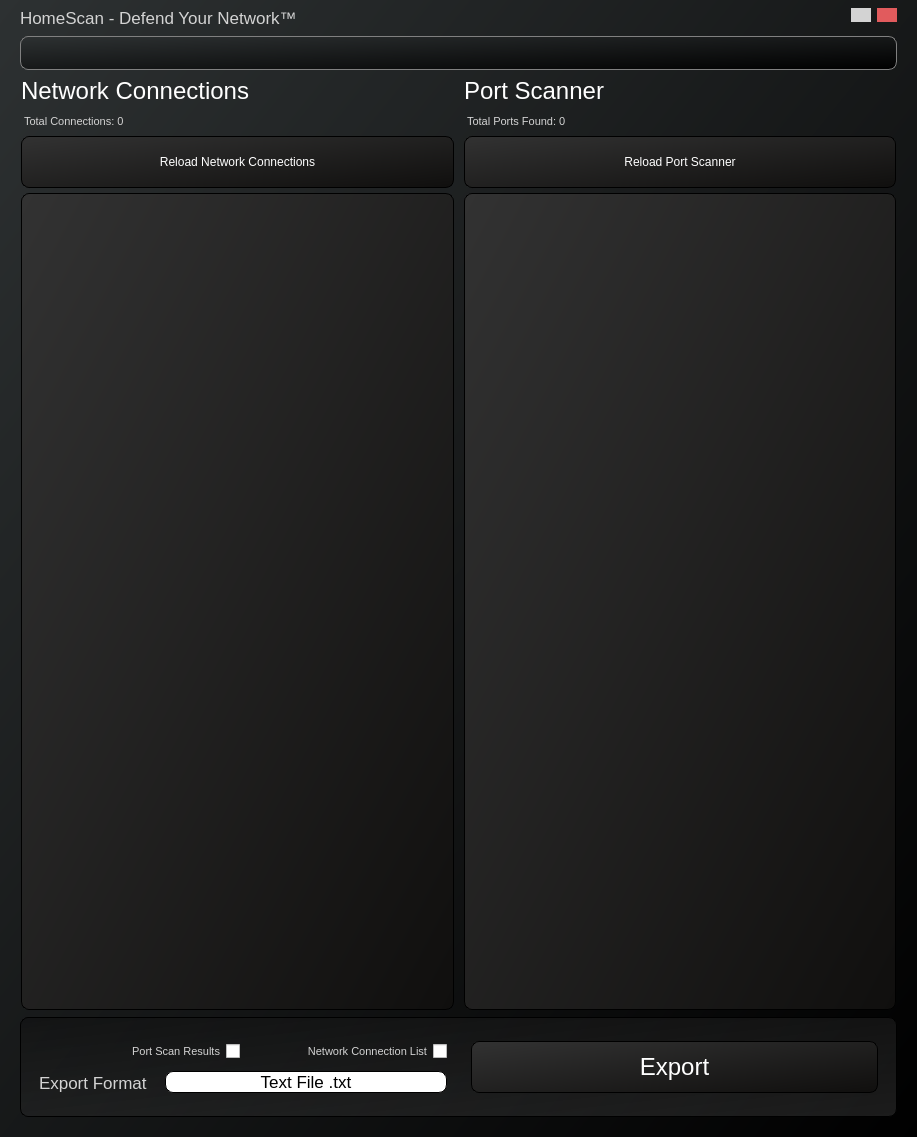
Above: HomeScanUi.ui from hunterjreid/HomeScan before the change. Below: the same form after it.
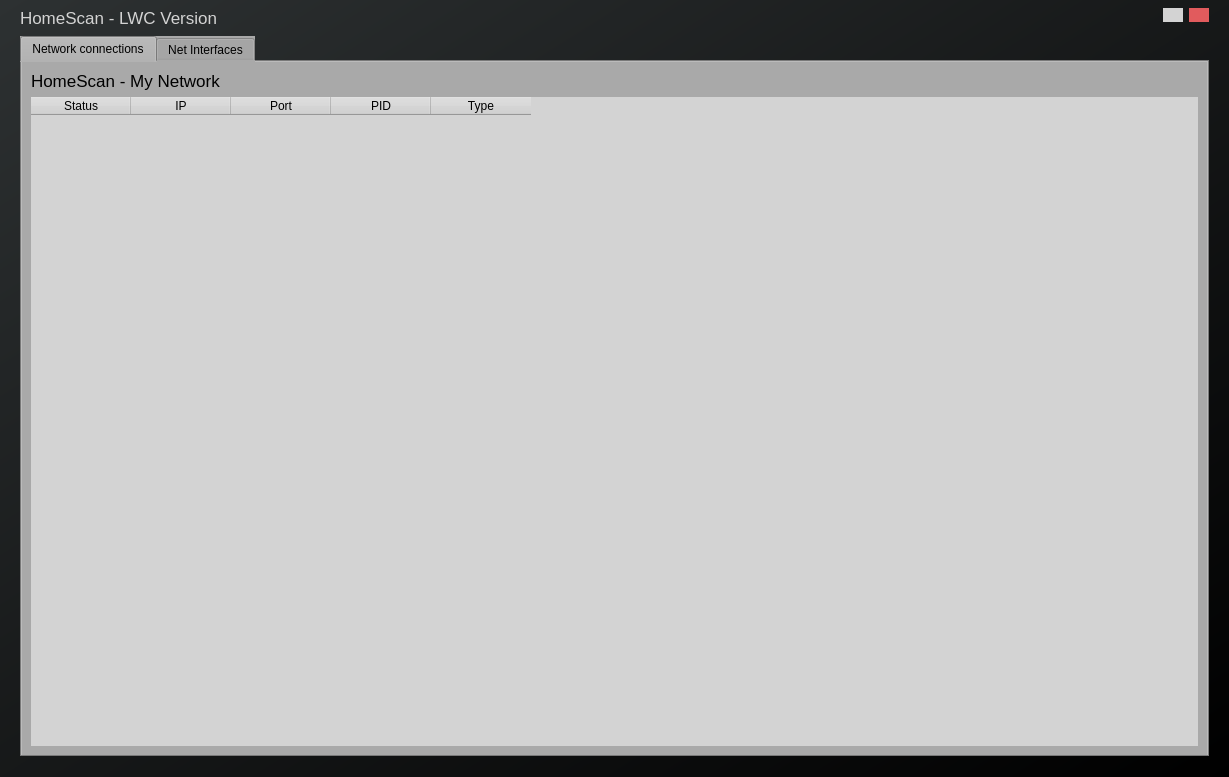
That is the form after the change. Icons and pictures are not drawn.

Commit message: Added tables and tabs

```diff
--- a/HomeScanUi.ui
+++ b/HomeScanUi.ui
@@ -6,8 +6,8 @@
    <rect>
     <x>0</x>
     <y>0</y>
-    <width>917</width>
-    <height>1137</height>
+    <width>1229</width>
+    <height>777</height>
    </rect>
   </property>
   <property name="windowTitle">
@@ -33,7 +33,7 @@
     <property name="bottomMargin">
      <number>20</number>
     </property>
-    <item alignment="Qt::AlignTop">
+    <item>
      <widget class="QFrame" name="frame_11">
       <property name="minimumSize">
        <size>
@@ -78,7 +78,7 @@
 font-size:17px;</string>
          </property>
          <property name="text">
-          <string>HomeScan - Defend Your Network™ </string>
+          <string>HomeScan - LWC Version</string>
          </property>
         </widget>
        </item>
@@ -131,559 +131,123 @@
      </widget>
     </item>
     <item>
-     <widget class="QFrame" name="frame_2">
-      <property name="maximumSize">
-       <size>
-        <width>16777215</width>
-        <height>100</height>
-       </size>
-      </property>
+     <widget class="QTabWidget" name="netconnections">
       <property name="styleSheet">
-       <string notr="true">border: 1px solid grey;
-vertical-align: top; border-radius: 8px;</string>
+       <string notr="true">background: darkgrey;</string>
       </property>
-      <property name="frameShape">
-       <enum>QFrame::StyledPanel</enum>
+      <property name="currentIndex">
+       <number>0</number>
       </property>
-      <property name="frameShadow">
-       <enum>QFrame::Raised</enum>
-      </property>
-      <layout class="QHBoxLayout" name="horizontalLayout_4">
-       <item>
-        <widget class="QLabel" name="label">
-         <property name="maximumSize">
-          <size>
-           <width>431</width>
-           <height>81</height>
-          </size>
-         </property>
-         <property name="styleSheet">
-          <string notr="true">border: none;
-background: none;</string>
-         </property>
-         <property name="text">
-          <string/>
-         </property>
-         <property name="pixmap">
-          <pixmap>assets/MicrosoftTeams-image (7).png</pixmap>
-         </property>
-         <property name="scaledContents">
-          <bool>true</bool>
-         </property>
-        </widget>
-       </item>
-       <item>
-        <widget class="QLabel" name="label_9">
-         <property name="styleSheet">
-          <string notr="true">border: none;
-background: none;</string>
-         </property>
-         <property name="text">
-          <string/>
-         </property>
-        </widget>
-       </item>
-       <item>
-        <widget class="QLabel" name="label_7">
-         <property name="maximumSize">
-          <size>
-           <width>90</width>
-           <height>16777215</height>
-          </size>
-         </property>
-         <property name="styleSheet">
-          <string notr="true">border: none;
-background: none;</string>
-         </property>
-         <property name="text">
-          <string/>
-         </property>
-         <property name="pixmap">
-          <pixmap>assets/Breezeicons-apps-48-qtcreator.svg.png</pixmap>
-         </property>
-         <property name="scaledContents">
-          <bool>true</bool>
-         </property>
-        </widget>
-       </item>
-       <item>
-        <widget class="QLabel" name="label_8">
-         <property name="maximumSize">
-          <size>
-           <width>80</width>
-           <height>16777215</height>
-          </size>
-         </property>
-         <property name="styleSheet">
-          <string notr="true">border: none;
-background: none;</string>
-         </property>
-         <property name="text">
-          <string/>
-         </property>
-         <property name="pixmap">
-          <pixmap>assets/640px-Python.svg.png</pixmap>
-         </property>
-         <property name="scaledContents">
-          <bool>true</bool>
-         </property>
-        </widget>
-       </item>
-      </layout>
-     </widget>
-    </item>
-    <item>
-     <widget class="QFrame" name="frame_3">
-      <property name="styleSheet">
-       <string notr="true">border: 1px solid none;
-background: none;</string>
-      </property>
-      <property name="frameShape">
-       <enum>QFrame::StyledPanel</enum>
-      </property>
-      <property name="frameShadow">
-       <enum>QFrame::Raised</enum>
-      </property>
-      <layout class="QHBoxLayout" name="horizontalLayout_8">
-       <property name="spacing">
-        <number>12</number>
-       </property>
-       <property name="leftMargin">
-        <number>0</number>
-       </property>
-       <property name="topMargin">
-        <number>0</number>
-       </property>
-       <property name="rightMargin">
-        <number>0</number>
-       </property>
-       <property name="bottomMargin">
-        <number>0</number>
-       </property>
-       <item>
-        <layout class="QHBoxLayout" name="horizontalLayout">
-         <property name="spacing">
-          <number>10</number>
-         </property>
-         <property name="leftMargin">
-          <number>0</number>
-         </property>
-         <property name="topMargin">
-          <number>0</number>
-         </property>
-         <property name="rightMargin">
-          <number>0</number>
-         </property>
-         <property name="bottomMargin">
-          <number>0</number>
-         </property>
-         <item>
-          <widget class="QFrame" name="frame_5">
-           <property name="styleSheet">
-            <string notr="true">background: none;
+      <widget class="QWidget" name="tab">
+       <attribute name="title">
+        <string>Network connections</string>
+       </attribute>
+       <layout class="QVBoxLayout" name="verticalLayout_3">
+        <item>
+         <widget class="QLabel" name="label_2">
+          <property name="styleSheet">
+           <string notr="true">border:none;background: none;
+color:black;
+font-size:17px;</string>
+          </property>
+          <property name="text">
+           <string>HomeScan - My Network </string>
+          </property>
+         </widget>
+        </item>
+        <item>
+         <widget class="QTableWidget" name="tableWidget">
+          <property name="styleSheet">
+           <string notr="true">background-color: lightgrey;
 border: none;</string>
+          </property>
+          <property name="alternatingRowColors">
+           <bool>false</bool>
+          </property>
+          <property name="sortingEnabled">
+           <bool>true</bool>
+          </property>
+          <column>
+           <property name="text">
+            <string>Status</string>
            </property>
-           <property name="frameShape">
-            <enum>QFrame::StyledPanel</enum>
+          </column>
+          <column>
+           <property name="text">
+            <string>IP</string>
            </property>
-           <property name="frameShadow">
-            <enum>QFrame::Raised</enum>
+          </column>
+          <column>
+           <property name="text">
+            <string>Port</string>
            </property>
-           <layout class="QVBoxLayout" name="verticalLayout_4">
-            <property name="spacing">
-             <number>0</number>
-            </property>
-            <property name="leftMargin">
-             <number>0</number>
-            </property>
-            <property name="topMargin">
-             <number>0</number>
-            </property>
-            <property name="rightMargin">
-             <number>0</number>
-            </property>
-            <property name="bottomMargin">
-             <number>0</number>
-            </property>
-            <item>
-             <layout class="QVBoxLayout" name="verticalLayout_5">
-              <property name="bottomMargin">
-               <number>0</number>
-              </property>
-              <item>
-               <widget class="QLabel" name="label_3">
-                <property name="styleSheet">
-                 <string notr="true">background: none;
-
-color: white;
-font-size: 24px;
-border:none;
-
-</string>
-                </property>
-                <property name="text">
-                 <string>Network Connections</string>
-                </property>
-               </widget>
-              </item>
-              <item>
-               <widget class="QLabel" name="label_5">
-                <property name="styleSheet">
-                 <string notr="true">border:none;background: none;
-color:lightgray;
-font-size:11px;margin-top:10px;margin-bottom:3px;</string>
-                </property>
-                <property name="text">
-                 <string>Total Connections: 0</string>
-                </property>
-               </widget>
-              </item>
-              <item>
-               <widget class="QPushButton" name="pushButton_2">
-                <property name="styleSheet">
-                 <string notr="true">background-color: qlineargradient(spread:reflect, x1:0, y1:0, x2:1, y2:1, stop:0 rgba(50, 50, 50, 255), stop:1 rgba(16, 15, 14, 255));
-color: white;
-font-size: 12px;
-border: 1px solid black;
-border-radius: 8px;
-margin: 5px 0px;height: 50px;</string>
-                </property>
-                <property name="text">
-                 <string>Reload Network Connections</string>
-                </property>
-                <property name="icon">
-                 <iconset>
-                  <normaloff>assets/arrow-31177_1280.png</normaloff>assets/arrow-31177_1280.png</iconset>
-                </property>
-                <property name="iconSize">
-                 <size>
-                  <width>44</width>
-                  <height>24</height>
-                 </size>
-                </property>
-               </widget>
-              </item>
-              <item>
-               <widget class="QPlainTextEdit" name="plainTextEdit_2">
-                <property name="styleSheet">
-                 <string notr="true">border: 1px solid black;
-border-radius: 8px;background-color:qlineargradient(spread:reflect, x1:0, y1:0, x2:1, y2:1, stop:0 rgba(50, 50, 50, 255), stop:1 rgba(16, 15, 14, 255));
-color:darkgray;</string>
-                </property>
-                <property name="verticalScrollBarPolicy">
-                 <enum>Qt::ScrollBarAlwaysOff</enum>
-                </property>
-                <property name="horizontalScrollBarPolicy">
-                 <enum>Qt::ScrollBarAlwaysOff</enum>
-                </property>
-                <property name="plainText">
-                 <string/>
-                </property>
-               </widget>
-              </item>
-             </layout>
-            </item>
-           </layout>
-          </widget>
-         </item>
-         <item>
-          <widget class="QFrame" name="frame_4">
-           <property name="styleSheet">
-            <string notr="true">border:none;background: none;</string>
+          </column>
+          <column>
+           <property name="text">
+            <string>PID</string>
            </property>
-           <property name="frameShape">
-            <enum>QFrame::StyledPanel</enum>
+          </column>
+          <column>
+           <property name="text">
+            <string>Type</string>
            </property>
-           <property name="frameShadow">
-            <enum>QFrame::Raised</enum>
-           </property>
-           <layout class="QVBoxLayout" name="verticalLayout_3">
-            <property name="spacing">
-             <number>0</number>
-            </property>
-            <property name="leftMargin">
-             <number>0</number>
-            </property>
-            <property name="topMargin">
-             <number>0</number>
-            </property>
-            <property name="rightMargin">
-             <number>0</number>
-            </property>
-            <property name="bottomMargin">
-             <number>0</number>
-            </property>
-            <item>
-             <layout class="QVBoxLayout" name="verticalLayout_2">
-              <item>
-               <widget class="QLabel" name="label_2">
-                <property name="styleSheet">
-                 <string notr="true">background: none;
-
-color: white;
-font-size: 24px;
-border:none;
-
-
-</string>
-                </property>
-                <property name="text">
-                 <string>Port Scanner</string>
-                </property>
-               </widget>
-              </item>
-              <item>
-               <widget class="QLabel" name="label_6">
-                <property name="styleSheet">
-                 <string notr="true">border:none;background: none;
-color:lightgray;
-font-size:11px;
-margin-top:10px;
-margin-bottom:3px;</string>
-                </property>
-                <property name="text">
-                 <string>Total Ports Found: 0</string>
-                </property>
-               </widget>
-              </item>
-              <item>
-               <widget class="QPushButton" name="pushButton">
-                <property name="styleSheet">
-                 <string notr="true">background-color: qlineargradient(spread:reflect, x1:0, y1:0, x2:1, y2:1, stop:0 rgba(50, 50, 50, 255), stop:1 rgba(16, 15, 14, 255));
-color: white;
-font-size: 12px;
-border: 1px solid black;
-border-radius: 8px;
-margin: 5px 0px;height: 50px;</string>
-                </property>
-                <property name="text">
-                 <string>Reload Port Scanner</string>
-                </property>
-                <property name="icon">
-                 <iconset>
-                  <normaloff>assets/arrow-31177_1280.png</normaloff>assets/arrow-31177_1280.png</iconset>
-                </property>
-                <property name="iconSize">
-                 <size>
-                  <width>24</width>
-                  <height>24</height>
-                 </size>
-                </property>
-               </widget>
-              </item>
-              <item>
-               <widget class="QPlainTextEdit" name="plainTextEdit">
-                <property name="styleSheet">
-                 <string notr="true">background-color:qlineargradient(spread:reflect, x1:0, y1:0, x2:1, y2:1, stop:0 rgba(50, 50, 50, 255), stop:1 rgba(16, 15, 14, 255));
-color:white;
-border: 1px solid black;
-border-radius: 8px;color:darkgray;</string>
-                </property>
-                <property name="verticalScrollBarPolicy">
-                 <enum>Qt::ScrollBarAlwaysOff</enum>
-                </property>
-                <property name="horizontalScrollBarPolicy">
-                 <enum>Qt::ScrollBarAlwaysOff</enum>
-                </property>
-               </widget>
-              </item>
-             </layout>
-            </item>
-           </layout>
-          </widget>
-         </item>
-        </layout>
-       </item>
-      </layout>
-     </widget>
-    </item>
-    <item>
-     <widget class="QFrame" name="frame">
-      <property name="maximumSize">
-       <size>
-        <width>16777215</width>
-        <height>150</height>
-       </size>
-      </property>
-      <property name="styleSheet">
-       <string notr="true">border: 1px solid black;border-radius: 8px;
-background-color: qlineargradient(spread:pad, x1:0, y1:0, x2:1, y2:1, stop:0 rgba(14, 14, 14, 125), stop:1 rgba(86, 86, 86, 80))</string>
-      </property>
-      <property name="frameShape">
-       <enum>QFrame::StyledPanel</enum>
-      </property>
-      <property name="frameShadow">
-       <enum>QFrame::Raised</enum>
-      </property>
-      <layout class="QHBoxLayout" name="horizontalLayout_6">
-       <item>
-        <widget class="QFrame" name="frame_8">
-         <property name="styleSheet">
-          <string notr="true">border:none;background: none;
-color:lightgray; font-size:17px;</string>
-         </property>
-         <property name="frameShape">
-          <enum>QFrame::StyledPanel</enum>
-         </property>
-         <property name="frameShadow">
-          <enum>QFrame::Raised</enum>
-         </property>
-         <layout class="QVBoxLayout" name="verticalLayout_6">
-          <property name="spacing">
-           <number>0</number>
+          </column>
+         </widget>
+        </item>
+       </layout>
+      </widget>
+      <widget class="QWidget" name="tab_2">
+       <attribute name="title">
+        <string>Net Interfaces</string>
+       </attribute>
+       <layout class="QVBoxLayout" name="verticalLayout_2">
+        <item>
+         <widget class="QLabel" name="label_3">
+          <property name="styleSheet">
+           <string notr="true">border:none;background: none;
+color:black;
+font-size:17px;</string>
           </property>
-          <property name="leftMargin">
-           <number>0</number>
+          <property name="text">
+           <string>TextLabel</string>
           </property>
-          <property name="topMargin">
-           <number>0</number>
-          </property>
-          <property name="rightMargin">
-           <number>0</number>
-          </property>
-          <property name="bottomMargin">
-           <number>0</number>
-          </property>
-          <item>
-           <widget class="QFrame" name="frame_6">
-            <property name="layoutDirection">
-             <enum>Qt::RightToLeft</enum>
-            </property>
-            <property name="autoFillBackground">
-             <bool>false</bool>
-            </property>
-            <property name="frameShape">
-             <enum>QFrame::StyledPanel</enum>
-            </property>
-            <property name="frameShadow">
-             <enum>QFrame::Raised</enum>
-            </property>
-            <layout class="QHBoxLayout" name="horizontalLayout_2">
-             <property name="bottomMargin">
-              <number>0</number>
-             </property>
-             <item>
-              <widget class="QCheckBox" name="checkBox">
-               <property name="styleSheet">
-                <string notr="true">border:none;background: none;
-color:lightgray;
-font-size:11px;</string>
-               </property>
-               <property name="text">
-                <string>Network Connection List</string>
-               </property>
-              </widget>
-             </item>
-             <item>
-              <widget class="QCheckBox" name="checkBox_2">
-               <property name="styleSheet">
-                <string notr="true">border:none;background: none;
-color:lightgray;font-size:11px;</string>
-               </property>
-               <property name="text">
-                <string>Port Scan Results</string>
-               </property>
-              </widget>
-             </item>
-            </layout>
-           </widget>
-          </item>
-          <item>
-           <widget class="QFrame" name="frame_7">
-            <property name="frameShape">
-             <enum>QFrame::StyledPanel</enum>
-            </property>
-            <property name="frameShadow">
-             <enum>QFrame::Raised</enum>
-            </property>
-            <layout class="QHBoxLayout" name="horizontalLayout_3">
-             <property name="topMargin">
-              <number>0</number>
-             </property>
-             <item>
-              <widget class="QLabel" name="label_4">
-               <property name="maximumSize">
-                <size>
-                 <width>120</width>
-                 <height>16777215</height>
-                </size>
-               </property>
-               <property name="styleSheet">
-                <string notr="true">border:none;background: none;
-color:lightgray; font-size:17px;</string>
-               </property>
-               <property name="text">
-                <string>Export Format</string>
-               </property>
-              </widget>
-             </item>
-             <item>
-              <widget class="QPushButton" name="pushButton_3">
-               <property name="minimumSize">
-                <size>
-                 <width>229</width>
-                 <height>0</height>
-                </size>
-               </property>
-               <property name="styleSheet">
-                <string notr="true">border:1px solid black;background: white;
-color:black; font-size:17px;
-width: 10px;</string>
-               </property>
-               <property name="text">
-                <string>Text File .txt</string>
-               </property>
-              </widget>
-             </item>
-            </layout>
-           </widget>
-          </item>
-         </layout>
-        </widget>
-       </item>
-       <item alignment="Qt::AlignBottom">
-        <widget class="QFrame" name="frame_9">
-         <property name="styleSheet">
-          <string notr="true">background: none;
+         </widget>
+        </item>
+        <item>
+         <widget class="QTableWidget" name="tableWidget_2">
+          <property name="styleSheet">
+           <string notr="true">background-color: lightgrey;
 border: none;</string>
-         </property>
-         <property name="frameShape">
-          <enum>QFrame::StyledPanel</enum>
-         </property>
-         <property name="frameShadow">
-          <enum>QFrame::Raised</enum>
-         </property>
-         <layout class="QHBoxLayout" name="horizontalLayout_5">
-          <item>
-           <widget class="QPushButton" name="pushButton_4">
-            <property name="styleSheet">
-             <string notr="true">background-color: qlineargradient(spread:reflect, x1:0, y1:0, x2:1, y2:1, stop:0 rgba(50, 50, 50, 255), stop:1 rgba(16, 15, 14, 255));
-color: white;
-font-size: 12px;
-border: 1px solid black;
-border-radius: 8px;
-margin: 5px 0px;
-height: 50px;font-size: 24px;</string>
-            </property>
-            <property name="text">
-             <string>Export</string>
-            </property>
-            <property name="icon">
-             <iconset>
-              <normaloff>assets/Green_Arrow_Fast.svg.png</normaloff>assets/Green_Arrow_Fast.svg.png</iconset>
-            </property>
-            <property name="iconSize">
-             <size>
-              <width>44</width>
-              <height>44</height>
-             </size>
-            </property>
-           </widget>
-          </item>
-         </layout>
-        </widget>
-       </item>
-      </layout>
+          </property>
+          <column>
+           <property name="text">
+            <string>Name</string>
+           </property>
+          </column>
+          <column>
+           <property name="text">
+            <string>Active</string>
+           </property>
+          </column>
+          <column>
+           <property name="text">
+            <string>Speed</string>
+           </property>
+          </column>
+          <column>
+           <property name="text">
+            <string>MTU</string>
+           </property>
+          </column>
+          <column>
+           <property name="text">
+            <string>Duplex</string>
+           </property>
+          </column>
+         </widget>
+        </item>
+       </layout>
+      </widget>
      </widget>
     </item>
    </layout>
```
The commit also changes 3 other files.
